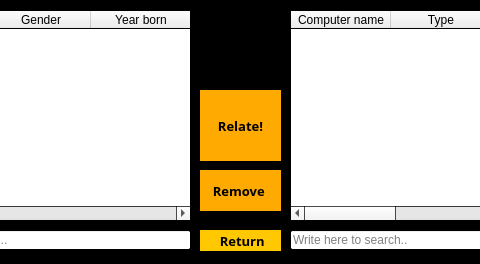
The window that relationwindow.ui (stefanv15/verklegtNamskeid_skil3) describes before a commit, drawn with Qt 5; both pictures show x 120 to 600 and y 0 to 264 of the 726 by 264 pixel window.
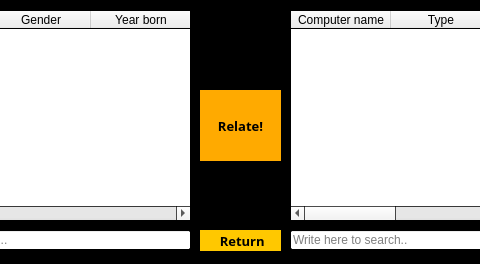
The same window after the commit.

Patch:
```diff
--- a/relationwindow.ui
+++ b/relationwindow.ui
@@ -236,34 +236,6 @@
     <string> Return</string>
    </property>
   </widget>
-  <widget class="QPushButton" name="button_relation_remove">
-   <property name="geometry">
-    <rect>
-     <x>320</x>
-     <y>170</y>
-     <width>81</width>
-     <height>41</height>
-    </rect>
-   </property>
-   <property name="font">
-    <font>
-     <family>Rockwell</family>
-     <pointsize>10</pointsize>
-     <weight>75</weight>
-     <bold>true</bold>
-    </font>
-   </property>
-   <property name="styleSheet">
-    <string notr="true">QPushButton
-{
-	color: black;
-	background-color: rgba(255, 170, 0); border: none;
-}</string>
-   </property>
-   <property name="text">
-    <string>Remove </string>
-   </property>
-  </widget>
  </widget>
  <resources/>
  <connections/>
```
